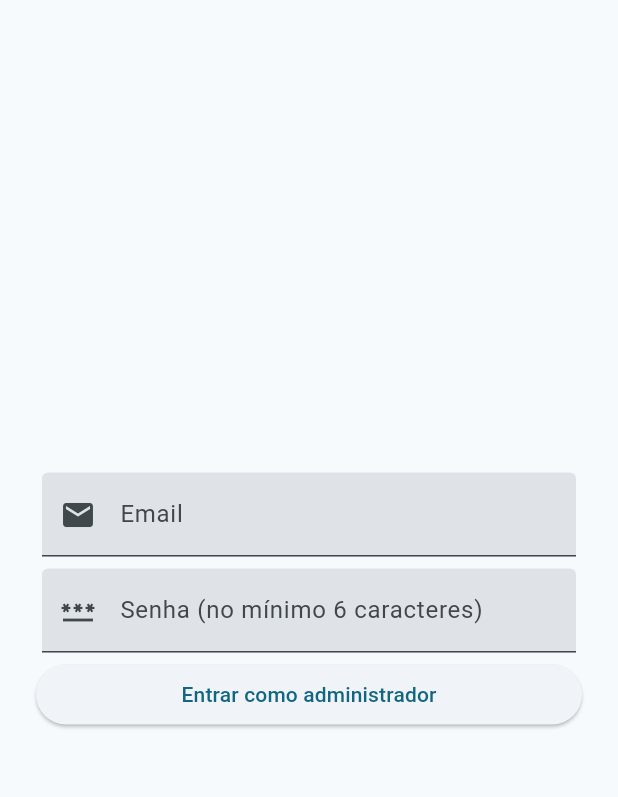
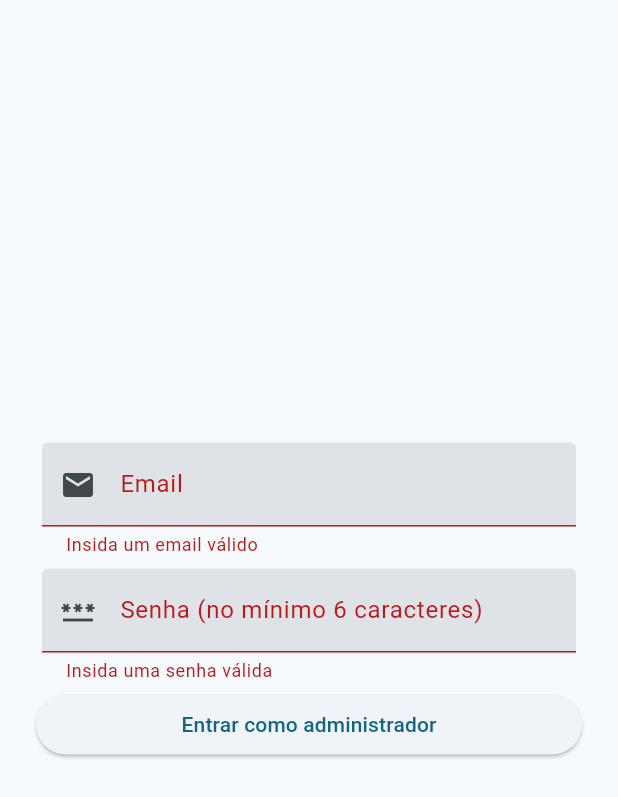
Before and after one commit to lucas-marchi/gadoapp, a Flutter app: the screen it shows after launch, after a tap on "Entrar como administrador", on a phone screen of 412 x 824 dp. Shown: the top 797 px of the screen. Run offline on Flutter 3.47's test engine with Material 3 defaults, Android fonts, the phone set to English and light mode, and no system bars; our stand-ins replace cloud_firestore, firebase_auth, firebase_core, flutter_easyloading, go_router; accounts and stored records are empty.

Commit message:
entrar como administrrador, logout, firestore db

```diff
--- a/lib/auth/auth_service.dart
+++ b/lib/auth/auth_service.dart
@@ -1,7 +1,17 @@
 import 'package:firebase_auth/firebase_auth.dart';
+import 'package:gadoapp/db/db_helper.dart';
 
 class AuthService {
   static final FirebaseAuth _auth = FirebaseAuth.instance;
 
   static User? get currentUser => _auth.currentUser;
+
+  static Future<bool> loginAdmin(String email, String password) async {
+    final credential = await _auth.signInWithEmailAndPassword(email: email, password: password);
+    return DbHelper.isAdmin(credential.user!.uid);
+  }
+
+  static Future<void> logout() {
+    return _auth.signOut();
+  }
 }
--- /dev/null
+++ b/lib/db/db_helper.dart
@@ -0,0 +1,11 @@
+import 'package:cloud_firestore/cloud_firestore.dart';
+
+class DbHelper {
+  static final FirebaseFirestore _db = FirebaseFirestore.instance;
+  static const String collectionAdmin = 'Admins';
+
+  static Future<bool>isAdmin(String uid) async {
+    final snapshot = await _db.collection(collectionAdmin).doc(uid).get();
+    return snapshot.exists;
+  }
+}
--- a/lib/main.dart
+++ b/lib/main.dart
@@ -1,5 +1,6 @@
 import 'package:firebase_core/firebase_core.dart';
 import 'package:flutter/material.dart';
+import 'package:flutter_easyloading/flutter_easyloading.dart';
 import 'package:gadoapp/auth/auth_service.dart';
 import 'package:gadoapp/pages/dashboard_page.dart';
 import 'package:go_router/go_router.dart';
@@ -25,6 +26,7 @@ class MyApp extends StatelessWidget {
     return MaterialApp.router(
       debugShowCheckedModeBanner: false,
       title: 'gadoapp',
+      builder: EasyLoading.init(),
       theme: ThemeData(
         colorScheme: ColorScheme.fromSeed(seedColor: Colors.blueGrey.shade900),
         useMaterial3: true,
--- a/lib/pages/login_page.dart
+++ b/lib/pages/login_page.dart
@@ -1,4 +1,10 @@
+import 'package:firebase_auth/firebase_auth.dart';
 import 'package:flutter/material.dart';
+import 'package:flutter_easyloading/flutter_easyloading.dart';
+import 'package:gadoapp/auth/auth_service.dart';
+import 'package:gadoapp/main.dart';
+import 'package:gadoapp/pages/dashboard_page.dart';
+import 'package:go_router/go_router.dart';
 
 class LoginPage extends StatefulWidget {
   static const String routeName = '/login';
@@ -79,5 +85,27 @@ class _LoginPageState extends State<LoginPage> {
   }
 
   void _authenticate() async {
+    if(_formKey.currentState!.validate()) {
+      EasyLoading.show(status: 'Aguarde...');
+      final email = _emailController.text;
+      final pass = _passwordController.text;
+      try {
+        final status = await AuthService.loginAdmin(email, pass);
+        EasyLoading.dismiss();
+        if(status) {
+          context.goNamed(DashboardPage.routeName);
+        } else {
+          await AuthService.logout();
+          setState(() {
+            _errMsg = 'Este usuário não é um Administrador';
+          });
+        }
+      } on FirebaseAuthException catch(error) {
+        EasyLoading.dismiss();
+        setState(() {
+          _errMsg = error.message!;
+        });
+      }
+    }
   }
 }
```
Also changed, not shown: lib/pages/dashboard_page.dart (+15 -0 lines).
